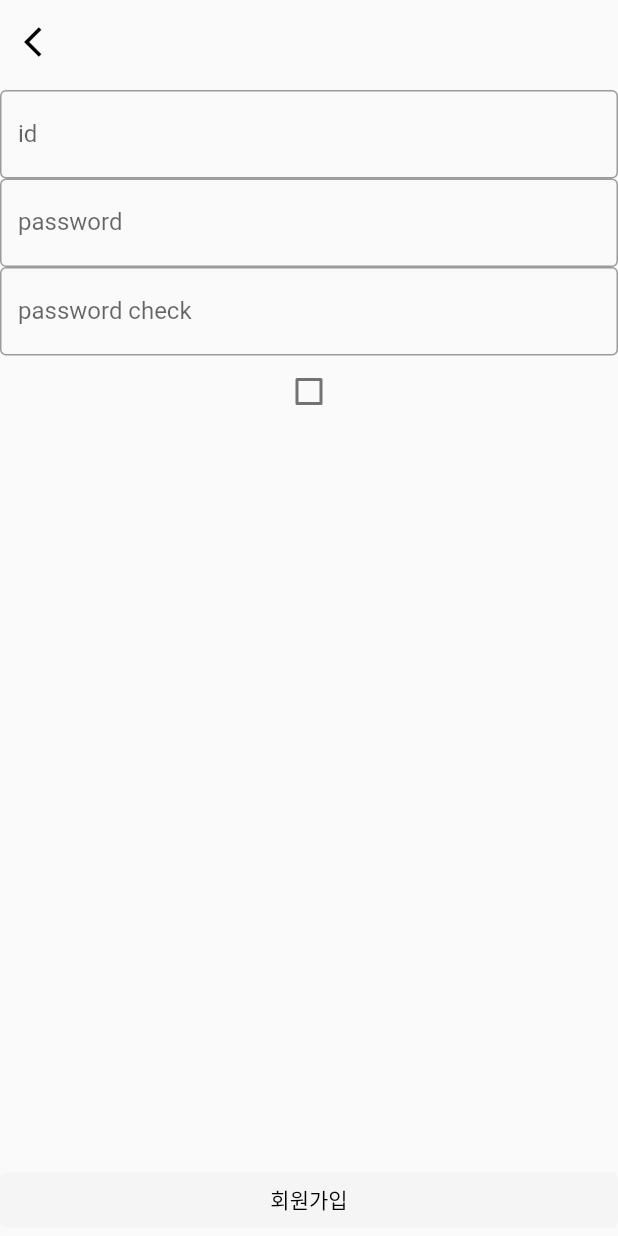
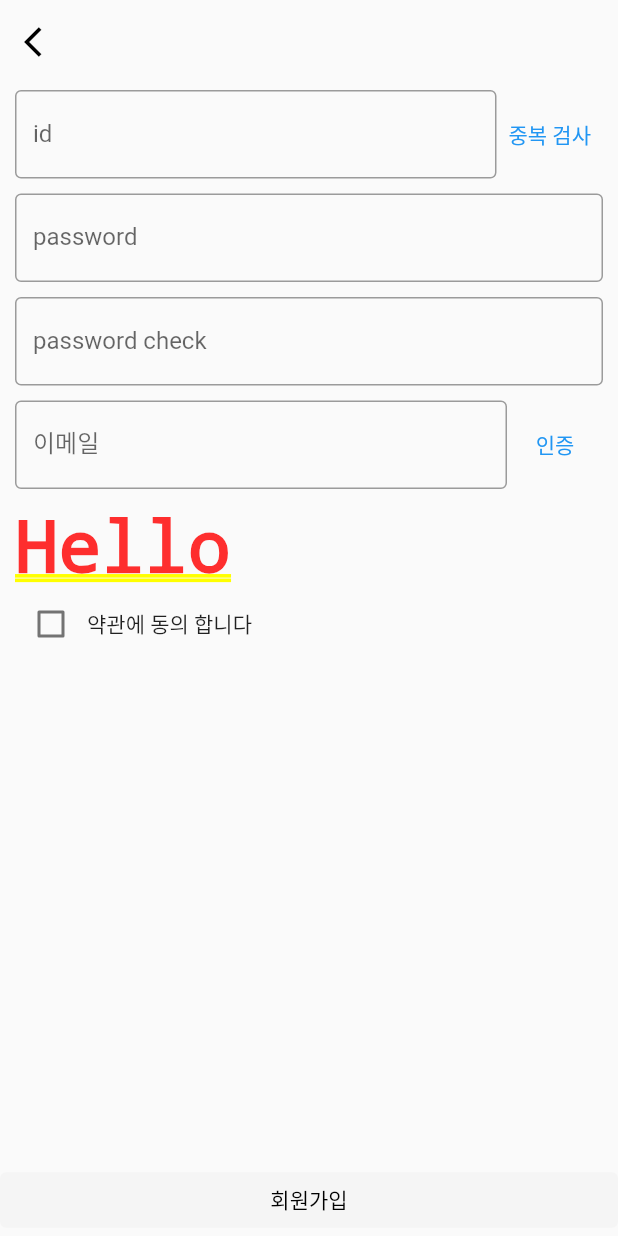
Before and after one commit to missing-project/app, a Flutter app: the SignUpScreen screen opened by its route, on a phone screen of 412 x 824 dp. Run offline on Flutter 3.47's test engine with Material 2 defaults, Android fonts, the phone set to English and light mode, and no system bars; our stand-ins replace carousel_slider, equatable, flutter_bloc, google_maps_flutter, location; generated files the repository leaves out were written again; network calls fail; Roboto replaces fonts that are missing (ChosunGs).

Commit message:
Feature: signup screen ui set

```diff
--- a/lib/screens/auth/signup/signup_screen.dart
+++ b/lib/screens/auth/signup/signup_screen.dart
@@ -22,7 +22,6 @@ class _SignUpScreenState extends State<SignUpScreen> {
   String email = '';
   bool emailAuthrization = false;
   bool termsAgreement = false;
-  bool isButtonActive = false;
 
   String? get _errorText {
     if (_pwFocusNode.hasFocus && !regex.hasMatch(password)) {
@@ -44,64 +43,73 @@ class _SignUpScreenState extends State<SignUpScreen> {
               mainAxisAlignment: MainAxisAlignment.spaceBetween,
               children: [
                 Expanded(
+                  child: Padding(
+                    padding: EdgeInsets.symmetric(horizontal: 10),
                     child: ListView(
                       children: [
-                      TextFormField(
-                        obscureText: false,
+                        SignUpPadding(
+                          child: Row(
+                            children: [
+                              Expanded(
+                                child: TextFormFieldStyle(
+                                  obscure: false,
+                                  label: AppLocalizations.of(context)!.id,
                                   onChanged: ((value) {
                                     setState(() {
                                       id = value;
                                     });
                                   }),
-                        decoration: InputDecoration(
-                          border: OutlineInputBorder(),
-                          labelText: AppLocalizations.of(context)!.id,
-                        ),
                                   validator: (value) {
                                     return value == null || value.isEmpty
-                              ? AppLocalizations.of(context)!.signup_id_invalid
+                                        ? AppLocalizations.of(context)!
+                                            .signup_id_invalid
                                         : null;
                                   },
                                 ),
-                      TextFormField(
-                        obscureText: false,
+                              ),
+                              TextButton(
+                                onPressed: () {},
+                                child: Text('중복 검사'),
+                              ),
+                            ],
+                          ),
+                        ),
+                        SignUpPadding(
+                          child: TextFormFieldStyle(
+                            obscure: false,
+                            label: AppLocalizations.of(context)!.password,
+                            errorTxt: _errorText,
                             focusNode: _pwFocusNode,
                             onChanged: ((value) {
                               setState(() {
                                 password = value;
                               });
                             }),
-                        decoration: InputDecoration(
-                          border: OutlineInputBorder(),
-                          labelText: AppLocalizations.of(context)!.password,
-                          errorText: _errorText,
-                        ),
                             validator: (value) {
                               return value == null ||
                                       value.isEmpty ||
                                       !regex.hasMatch(value)
-                              ? AppLocalizations.of(context)!.signup_pw_invalid
+                                  ? AppLocalizations.of(context)!
+                                      .signup_pw_invalid
                                   : null;
                             },
                           ),
-                      TextFormField(
-                        obscureText: false,
+                        ),
+                        SignUpPadding(
+                          child: TextFormFieldStyle(
+                            obscure: false,
+                            label: AppLocalizations.of(context)!.passwordCheck,
+                            errorTxt: _pwChFocusNode.hasFocus &&
+                                    password != passwordCheck
+                                ? AppLocalizations.of(context)!
+                                    .signup_pwCh_invalid
+                                : null,
                             focusNode: _pwChFocusNode,
                             onChanged: ((value) {
                               setState(() {
                                 passwordCheck = value;
                               });
                             }),
-                        decoration: InputDecoration(
-                          border: OutlineInputBorder(),
-                          labelText:
-                              AppLocalizations.of(context)!.passwordCheck,
-                          errorText: _pwChFocusNode.hasFocus &&
-                                  password != passwordCheck
-                              ? AppLocalizations.of(context)!
-                                  .signup_pwCh_invalid
-                              : null,
-                        ),
                             validator: (value) {
                               return value == null ||
                                       value.isEmpty ||
@@ -111,14 +119,49 @@ class _SignUpScreenState extends State<SignUpScreen> {
                                   : null;
                             },
                           ),
+                        ),
+                        SignUpPadding(
+                          child: Row(
+                            children: [
+                              Expanded(
+                                child: TextFormFieldStyle(
+                                  obscure: false,
+                                  label: '이메일',
+                                  onChanged: (value) {
+                                    setState(() {
+                                      email = value;
+                                    });
+                                  },
+                                ),
+                              ),
+                              TextButton(
+                                onPressed: () {},
+                                child: Text('인증'),
+                              )
+                            ],
+                          ),
+                        ),
+                        RichText(
+                          text: TextSpan(
+                            text: 'Hello',
+                            style: DefaultTextStyle.of(context).style,
+                          ),
+                        ),
+                        Row(
+                          children: [
                             Checkbox(
                               value: termsAgreement,
                               onChanged: (value) {
                                 setState(() {
                                   termsAgreement = value!;
                                 });
-                          })
+                              },
+                            ),
+                            Text('약관에 동의 합니다')
                           ],
+                        )
+                      ],
+                    ),
                   ),
                 ),
                 SizedBox(
@@ -143,3 +186,64 @@ class _SignUpScreenState extends State<SignUpScreen> {
     );
   }
 }
+
+class SignUpPadding extends StatefulWidget {
+  const SignUpPadding({
+    super.key,
+    required this.child,
+  });
+
+  final Widget child;
+
+  @override
+  State<SignUpPadding> createState() => _SignUpPaddingState();
+}
+
+class _SignUpPaddingState extends State<SignUpPadding> {
+  @override
+  Widget build(BuildContext context) {
+    return Padding(
+      padding: EdgeInsets.only(bottom: 10),
+      child: widget.child,
+    );
+  }
+}
+
+class TextFormFieldStyle extends StatefulWidget {
+  const TextFormFieldStyle({
+    super.key,
+    required this.obscure,
+    required this.onChanged,
+    required this.label,
+    this.focusNode,
+    this.validator,
+    this.errorTxt,
+  });
+
+  final bool obscure;
+  final FocusNode? focusNode;
+  final void Function(String) onChanged;
+  final String? Function(String?)? validator;
+  final String label;
+  final String? errorTxt;
+
+  @override
+  State<TextFormFieldStyle> createState() => _TextFormFieldStyleState();
+}
+
+class _TextFormFieldStyleState extends State<TextFormFieldStyle> {
+  @override
+  Widget build(BuildContext context) {
+    return TextFormField(
+      obscureText: widget.obscure,
+      focusNode: widget.focusNode,
+      onChanged: widget.onChanged,
+      decoration: InputDecoration(
+        border: OutlineInputBorder(),
+        labelText: widget.label,
+        errorText: widget.errorTxt,
+      ),
+      validator: widget.validator,
+    );
+  }
+}
```
Lines whose indentation alone changed are shown as unchanged.
